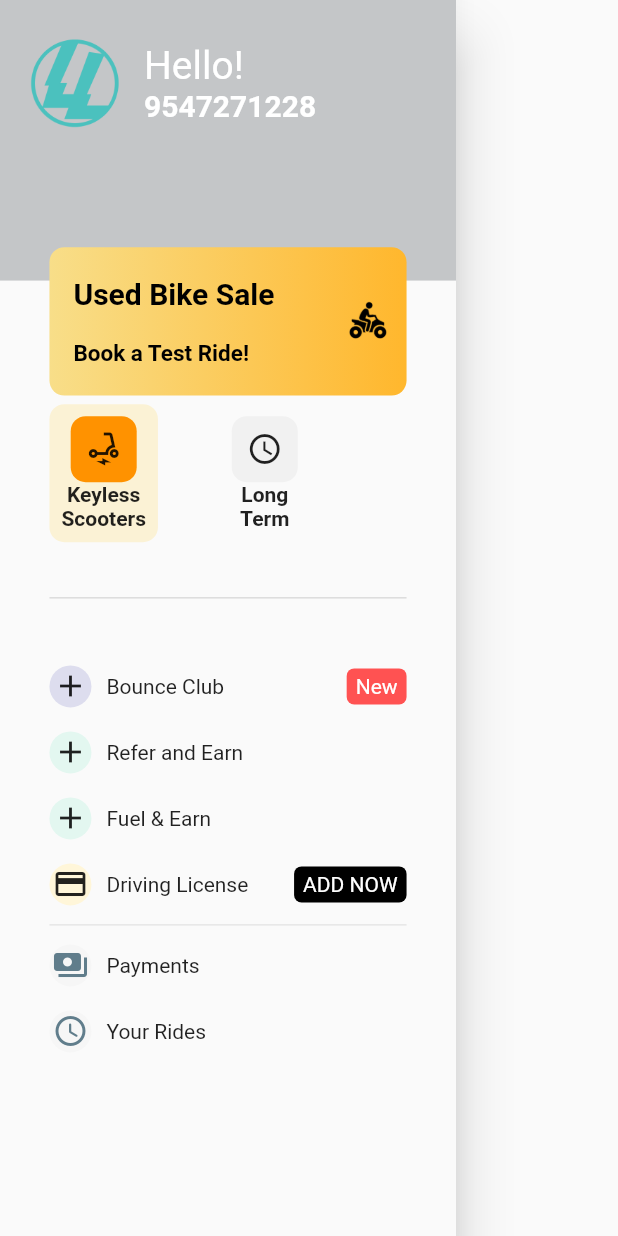
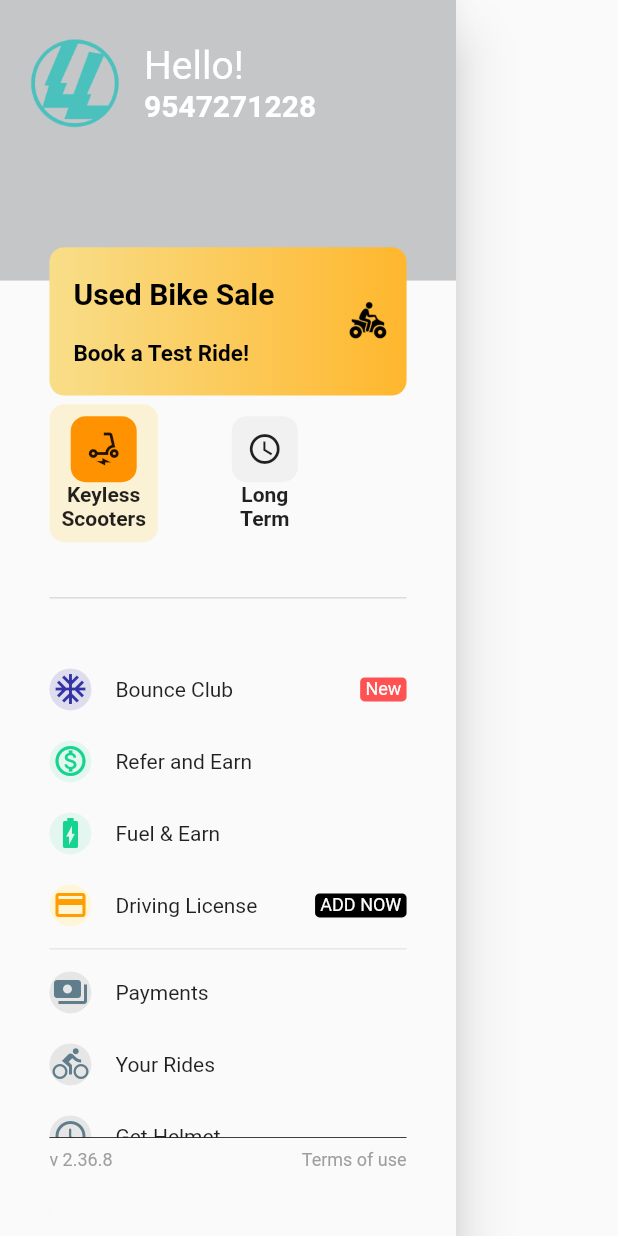
Before and after one commit to prabhunath111/ui_design_micelio, a Flutter app: the MapDrawer widget shown alone on an empty page, opened directly, on a phone screen of 412 x 824 dp. Run offline on Flutter 3.47's test engine with Material 2 defaults, Android fonts, the phone set to English and light mode, and no system bars; our stand-ins replace google_maps_flutter.

Commit message:
working on drawer enu

```diff
--- a/lib/screens/map/map_drawer.dart
+++ b/lib/screens/map/map_drawer.dart
@@ -16,6 +16,8 @@
     return Stack(
       children: [
         Drawer(
+          child: Container(
+            color: Color(0xFFFAFAFA),
             child: ListView(
               children: [
                 Container(
@@ -68,6 +70,7 @@
               ],
             ),
           ),
+        ),
         Positioned(
           top: screenHeight * 0.2,
           left: screenWidth * 0.08,
@@ -96,6 +99,42 @@
             ),
           ),
         ),
+        Positioned(
+          bottom: 0.0,
+            left: screenWidth * 0.08,
+            right: screenWidth * 0.08,
+            child: Container(
+              decoration: BoxDecoration(
+                border: Border(top: BorderSide(width: 0.5)),
+                color: Color(0xFFFAFAFA)
+              ),
+              height: screenHeight * 0.08,
+              width: screenWidth,
+              child: Padding(
+                padding: const EdgeInsets.only(top: 8.0),
+                child: Row(
+                  mainAxisAlignment: MainAxisAlignment.spaceBetween,
+                  crossAxisAlignment: CrossAxisAlignment.start,
+                  children: [
+                    Text(
+                        'v 2.36.8',
+                      style: TextStyle(
+                        color: Colors.grey,
+                        fontSize: 12
+                      ),
+                    ),
+                    Text(
+                        'Terms of use',
+                      style: TextStyle(
+                          color: Colors.grey,
+                        fontSize: 12
+                      ),
+                    ),
+                  ],
+                ),
+              ),
+            )
+        )
       ],
     );
   }
--- a/lib/screens/map/menu_drawer.dart
+++ b/lib/screens/map/menu_drawer.dart
@@ -9,15 +9,18 @@
       margin:
           EdgeInsets.only(left: screenWidth * 0.08, right: screenWidth * 0.08),
       child: Column(
-
         children: [
-          listRow(Color(0xFFDDDDEE),Icon(Icons.add), 'Bounce Club', 'New'),
-          listRow(Color(0xFFE3F7F0),Icon(Icons.add), 'Refer and Earn', ''),
-          listRow(Color(0xFFE3F7F0),Icon(Icons.add), 'Fuel & Earn', ''),
-          listRow(Color(0xFFFFF6D9),Icon(Icons.credit_card), 'Driving License', 'ADD NOW'),
+          listRow(Color(0xFFDDDDEE),Icon(Icons.ac_unit,color: Color(0xFF3333A5)), 'Bounce Club', 'New'),
+          listRow(Color(0xFFE3F7F0),Icon(Icons.monetization_on_outlined, color: Color(0xFF15D48F)), 'Refer and Earn', ''),
+          listRow(Color(0xFFE3F7F0),Icon(Icons.battery_charging_full,color: Color(0xFF15D48F)), 'Fuel & Earn', ''),
+          listRow(Color(0xFFFFF6D9),Icon(Icons.credit_card, color: Color(0xFFFF9E00)), 'Driving License', 'ADD NOW'),
           Divider(height: 10),
-          listRow(Color(0xFFF6F6F6),Icon(Icons.payments, color: Colors.blueGrey), 'Payments', ''),
-          listRow(Color(0xFFF6F6F6),Icon(Icons.access_time_rounded, color: Colors.blueGrey), 'Your Rides', ''),
+          listRow(Color(0xFFE6E6E6),Icon(Icons.payments, color: Colors.blueGrey), 'Payments', ''),
+          listRow(Color(0xFFE6E6E6),Icon(Icons.directions_bike_sharp, color: Colors.blueGrey), 'Your Rides', ''),
+          listRow(Color(0xFFE6E6E6),Icon(Icons.access_time_rounded, color: Colors.blueGrey), 'Get Helmet', ''),
+          listRow(Color(0xFFE6E6E6),Icon(Icons.phone, color: Colors.blueGrey), 'Help', ''),
+          listRow(Color(0xFFE6E6E6),Icon(Icons.logout, color: Colors.blueGrey), 'Log Out', ''),
+          SizedBox(height: screenHeight*0.11,)
         ],
       ),
     );
@@ -25,7 +28,7 @@
 
   Widget listRow(iconBackColor, icon, midText, rightText) {
     return Padding(
-      padding: const EdgeInsets.only(top: 8.0, bottom: 8.0),
+      padding: EdgeInsets.only(top: 10.0, bottom: (midText!='Log Out') ? 10.0 : 0.0),
       child: Row(
         mainAxisAlignment: MainAxisAlignment.start,
         children: [
@@ -37,25 +40,26 @@
             ),
             child: icon,
           ),
-          SizedBox(width: 10.0),
+          SizedBox(width: 16.0),
           Text(
               midText,
             style: TextStyle(
-              // fontSize: 10
+              fontSize: 14
             ),
           ),
           Expanded(child: Container()),
           (rightText != '') ? Container(
             decoration: BoxDecoration(
               color: rightText == 'New' ? Colors.redAccent : Colors.black,
-              borderRadius: BorderRadius.circular(5)
+              borderRadius: BorderRadius.circular(3)
             ),
               child: Padding(
-                padding: const EdgeInsets.fromLTRB(6.0, 4.0, 6.0,4.0),
+                padding: const EdgeInsets.fromLTRB(3.5, 1.0, 3.5,1.0),
                 child: Text(
                     rightText,
                   style: TextStyle(
-                    color: Colors.white
+                    color: Colors.white,
+                    fontSize: 12
                   ),
                 ),
               )
```
Also changed, not shown: assets/images/png4.jpg (added), assets/images/png4.png (added). Lines whose indentation alone changed are shown as unchanged.
